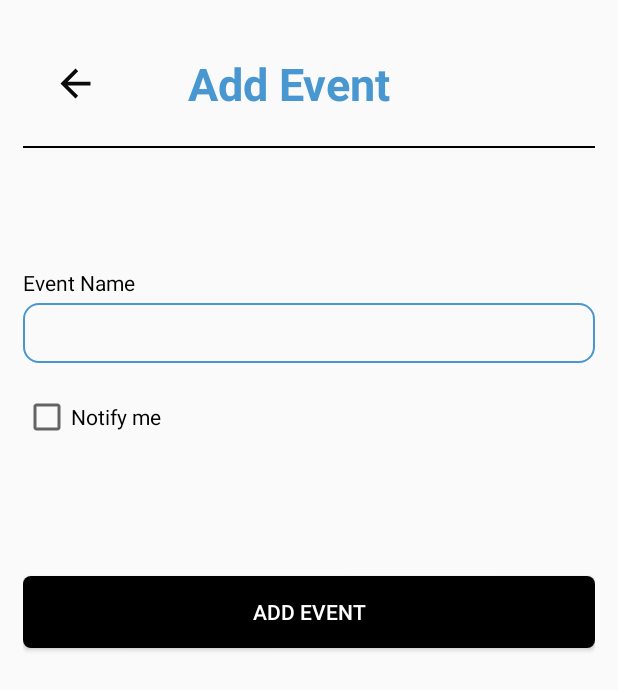
After one commit to iamkiraan/CodSoft_Task1-To_do_app, an Android app: the AddEvent screen opened directly, with no data from a screen before it, on a phone screen of 412 x 824 dp. The commit adds this screen. Shown: the top 690 px of the screen. Run offline under Robolectric (Android 15) with nearby library versions, the phone set to English and light mode, and no system bars.

Commit message:
update on event and calender

```diff
--- /dev/null
+++ b/app/src/main/java/com/example/taskflow/Calender/AddEvent.kt
@@ -0,0 +1,32 @@
+package com.example.taskflow.Calender
+
+import android.app.Activity
+import android.content.Intent
+import android.os.Bundle
+import androidx.appcompat.app.AppCompatActivity
+import com.example.taskflow.databinding.ActivityAddEventBinding
+
+class AddEvent : AppCompatActivity() {
+
+    private lateinit var binding: ActivityAddEventBinding
+
+    override fun onCreate(savedInstanceState: Bundle?) {
+        super.onCreate(savedInstanceState)
+        binding =ActivityAddEventBinding.inflate(layoutInflater)
+        setContentView(binding.root)
+
+        binding.createEvent.setOnClickListener {
+            val eventName = binding.EventName.text.toString().trim()
+            if (eventName.isNotEmpty()) {
+                val selectedDate = intent.getLongExtra("selectedDate", 0)
+                val resultIntent = Intent()
+                resultIntent.putExtra("eventName", eventName)
+                resultIntent.putExtra("selectedDate", selectedDate)
+                setResult(Activity.RESULT_OK, resultIntent)
+                finish()
+            }
+        }
+
+
+    }
+}
--- /dev/null
+++ b/app/src/main/res/layout/activity_add_event.xml
@@ -0,0 +1,73 @@
+<?xml version="1.0" encoding="utf-8"?>
+<LinearLayout xmlns:android="http://schemas.android.com/apk/res/android"
+    android:layout_width="match_parent"
+    xmlns:tools="http://schemas.android.com/tools"
+    android:orientation="vertical"
+    android:padding="15dp"
+    android:layout_gravity="center"
+    android:layout_height="match_parent"
+    tools:context=".Calender.AddEvent">
+    <LinearLayout
+        android:layout_width="match_parent"
+        android:layout_height="wrap_content"
+        android:orientation="horizontal"
+        android:padding="20dp">
+        <ImageView
+            android:layout_marginTop="5dp"
+            android:id="@+id/arrowFolder"
+            android:layout_width="30dp"
+            android:layout_height="30dp"
+            android:src="@drawable/baseline_arrow_back_24"/>
+        <TextView
+            android:layout_width="wrap_content"
+            android:layout_height="wrap_content"
+            android:layout_gravity="center"
+            android:text="Add Event"
+            android:layout_marginStart="60dp"
+            android:textSize="30sp"
+            android:textStyle="bold"
+            android:textColor="@color/Splash_screen"/>
+    </LinearLayout>
+    <View
+        android:layout_width="match_parent"
+        android:layout_height="1dp"
+        android:background="@android:color/black"
+        android:layout_marginTop="1dp" />
+    <TextView
+        android:layout_marginTop="80dp"
+        android:layout_width="wrap_content"
+        android:layout_height="wrap_content"
+        android:text="Event Name"
+        android:textColor="@color/black"/>
+    <EditText
+        android:id="@+id/EventName"
+        android:padding="10dp"
+        android:inputType="text"
+        android:layout_marginTop="4dp"
+        android:layout_width="match_parent"
+        android:layout_height="40dp"
+        android:background="@drawable/edittext"/>
+    <CheckBox
+        android:id="@+id/notifyMe"
+        android:layout_width="wrap_content"
+        android:layout_height="wrap_content"
+        android:layout_marginTop="20dp"
+        android:text="Notify me"
+        />
+
+
+
+    <Button
+        android:id="@+id/createEvent"
+        android:layout_marginTop="90dp"
+        android:layout_width="match_parent"
+        android:layout_height="wrap_content"
+        android:layout_gravity="center"
+        android:text="add event"
+        android:textColor="@color/white"
+        android:background="@drawable/button_shape"
+        />
+
+
+
+</LinearLayout>
--- a/app/src/main/res/values-night/themes.xml
+++ b/app/src/main/res/values-night/themes.xml
@@ -3,5 +3,8 @@
     <style name="Base.Theme.TaskFlow" parent="Theme.AppCompat.Light.NoActionBar">
         <!-- Customize your dark theme here. -->
         <!-- <item name="colorPrimary">@color/my_dark_primary</item> -->
+        <item name="colorPrimary">@color/Boarding1</item>
+        <item name="colorPrimaryDark">@color/black</item>
+        <item name="colorAccent">@color/Splash_screen</item>
     </style>
 </resources>
--- a/app/src/main/res/values/themes.xml
+++ b/app/src/main/res/values/themes.xml
@@ -3,6 +3,9 @@
     <style name="Base.Theme.TaskFlow" parent="Theme.AppCompat.Light.NoActionBar">
         <!-- Customize your light theme here. -->
         <!-- <item name="colorPrimary">@color/my_light_primary</item> -->
+        <item name="colorPrimary">@color/Boarding1</item>
+        <item name="colorPrimaryDark">@color/black</item>
+        <item name="colorAccent">@color/Splash_screen</item>
     </style>
 
     <style name="Theme.TaskFlow" parent="Base.Theme.TaskFlow" />
```
Also changed, not shown: app/src/main/AndroidManifest.xml (+7 -1 lines), app/src/main/java/com/example/taskflow/Calender/CalenderAdapter.kt (+6 -10 lines), app/src/main/java/com/example/taskflow/Calender/notificationChannel.kt (+28 -1 lines), app/src/main/java/com/example/taskflow/Calender/notificationService.kt (+39 -1 lines), app/src/main/java/com/example/taskflow/FolderCreation/FolderAdapter.kt (+8 -3 lines), app/src/main/java/com/example/taskflow/appBarFragments/CalenderFragment.kt (+63 -66 lines).
